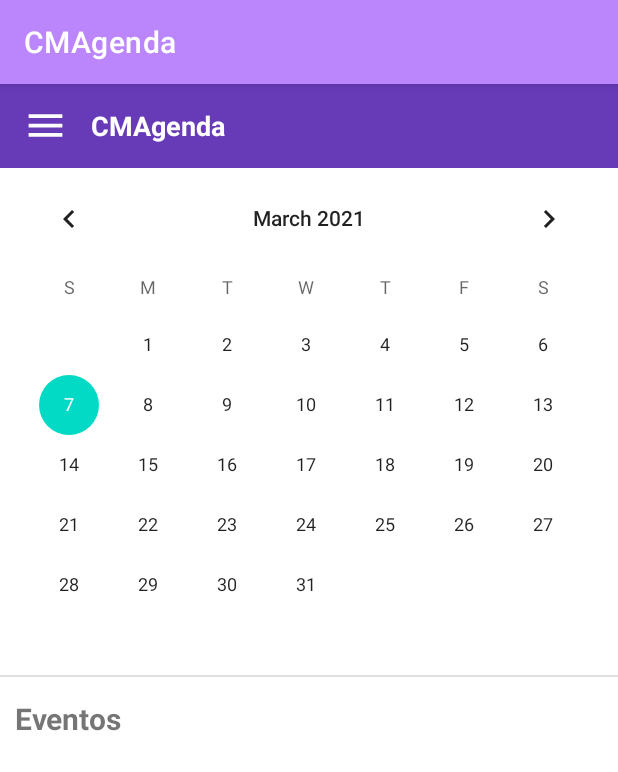
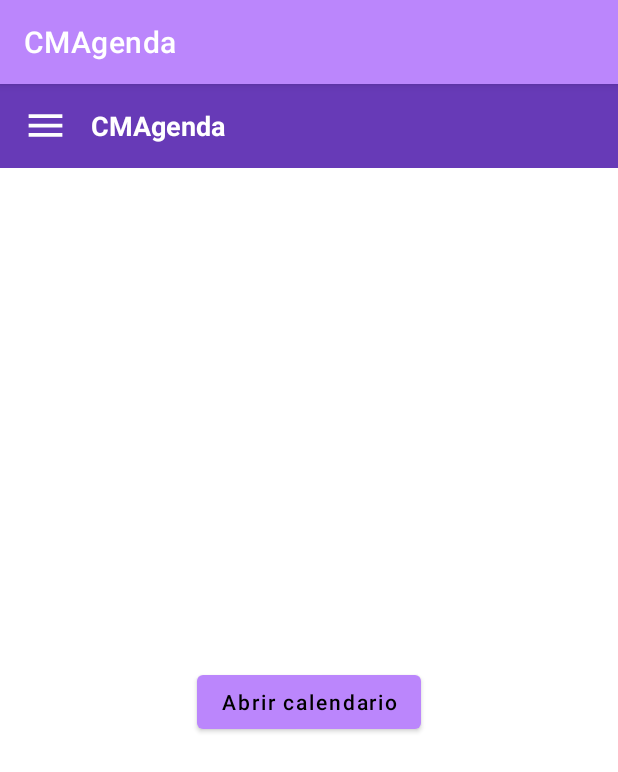
Before and after one commit to josmorrui2/CMAgenda, an Android app: the screen it shows after launch (MainActivity), on a phone screen of 412 x 824 dp. Shown: the top 772 px of the screen. Run offline under Robolectric (Android 15) with nearby library versions, the phone set to English and light mode, and no system bars; 1 statement that could not run was skipped.

Commit message:
Cambios en el calendario
Se ha cambiado el calendario a otra página

```diff
--- a/app/src/main/AndroidManifest.xml
+++ b/app/src/main/AndroidManifest.xml
@@ -9,6 +9,7 @@
         android:roundIcon="@mipmap/ic_launcher_round"
         android:supportsRtl="true"
         android:theme="@style/Theme.CMAgenda">
+        <activity android:name=".CalendarActivity"></activity>
         <activity android:name=".MainActivity">
             <intent-filter>
                 <action android:name="android.intent.action.MAIN" />
--- a/app/src/main/java/com/example/cmagenda/MainActivity.java
+++ b/app/src/main/java/com/example/cmagenda/MainActivity.java
@@ -1,5 +1,6 @@
 package com.example.cmagenda;
 
+import androidx.annotation.NonNull;
 import androidx.appcompat.app.AppCompatActivity;
 import androidx.core.view.GravityCompat;
 import androidx.drawerlayout.widget.DrawerLayout;
@@ -7,11 +8,14 @@ import androidx.drawerlayout.widget.DrawerLayout;
 import android.os.Bundle;
 import android.view.Gravity;
 import android.view.View;
+import android.widget.CalendarView;
+import android.widget.TextView;
 
 import com.google.android.material.navigation.NavigationView;
 
-public class MainActivity extends AppCompatActivity {
+public class MainActivity extends AppCompatActivity implements CalendarView.OnDateChangeListener {
 
+    private CalendarView calendarView;
     @Override
     protected void onCreate(Bundle savedInstanceState) {
         super.onCreate(savedInstanceState);
@@ -28,5 +32,12 @@ public class MainActivity extends AppCompatActivity {
         NavigationView navigationView = findViewById(R.id.navigationView);
         navigationView.setItemIconTintList(null);
 
+        calendarView = (CalendarView) findViewById(R.id.calendarView);
+        calendarView.setOnDateChangeListener(this);
+    }
+
+    @Override
+    public void onSelectedDayChange(@NonNull CalendarView view, int year, int month, int dayOfMonth) {
+
     }
 }
--- a/app/src/main/res/layout/activity_main.xml
+++ b/app/src/main/res/layout/activity_main.xml
@@ -10,7 +10,6 @@
     tools:context=".MainActivity">
 
     <androidx.constraintlayout.widget.ConstraintLayout
-        android:id="@+id/header"
         android:layout_width="match_parent"
         android:layout_height="wrap_content">
 
@@ -46,36 +45,17 @@
 
         </LinearLayout>
 
-        <CalendarView
-            android:id="@+id/calendarView"
-            android:layout_width="match_parent"
+        <Button
+            android:id="@+id/openCalendar"
+            android:layout_width="wrap_content"
             android:layout_height="wrap_content"
-            app:layout_constraintTop_toBottomOf="@+id/layoutToolBar"
-            tools:layout_editor_absoluteX="11dp" />
-
-        <View
-            android:id="@+id/divider"
-            android:layout_width="match_parent"
-            android:layout_height="1dp"
-            android:background="?android:attr/listDivider"
-            app:layout_constraintTop_toBottomOf="@+id/calendarView"
-            tools:layout_editor_absoluteX="0dp" />
-
-        <TextView
-            android:id="@+id/events"
-            android:layout_width="match_parent"
-            android:layout_height="wrap_content"
-            android:layout_marginStart="10dp"
-            android:layout_marginLeft="10dp"
-            android:text="Eventos"
-            android:textSize="20sp"
-            android:textStyle="bold"
+            android:text="Abrir calendario"
+            android:textAllCaps="false"
+            android:onClick="openCalendar"
             app:layout_constraintBottom_toBottomOf="parent"
             app:layout_constraintEnd_toEndOf="parent"
-            app:layout_constraintHorizontal_bias="0.0"
             app:layout_constraintStart_toStartOf="parent"
-            app:layout_constraintTop_toBottomOf="@+id/calendarView"
-            app:layout_constraintVertical_bias="0.045" />
+            app:layout_constraintTop_toBottomOf="@+id/layoutToolBar" />
 
     </androidx.constraintlayout.widget.ConstraintLayout>
 
```
Also changed, not shown: app/src/main/java/com/example/cmagenda/CalendarActivity.java (added, +14 -0 lines), app/src/main/res/layout/activity_calendar.xml (added, +54 -0 lines).
